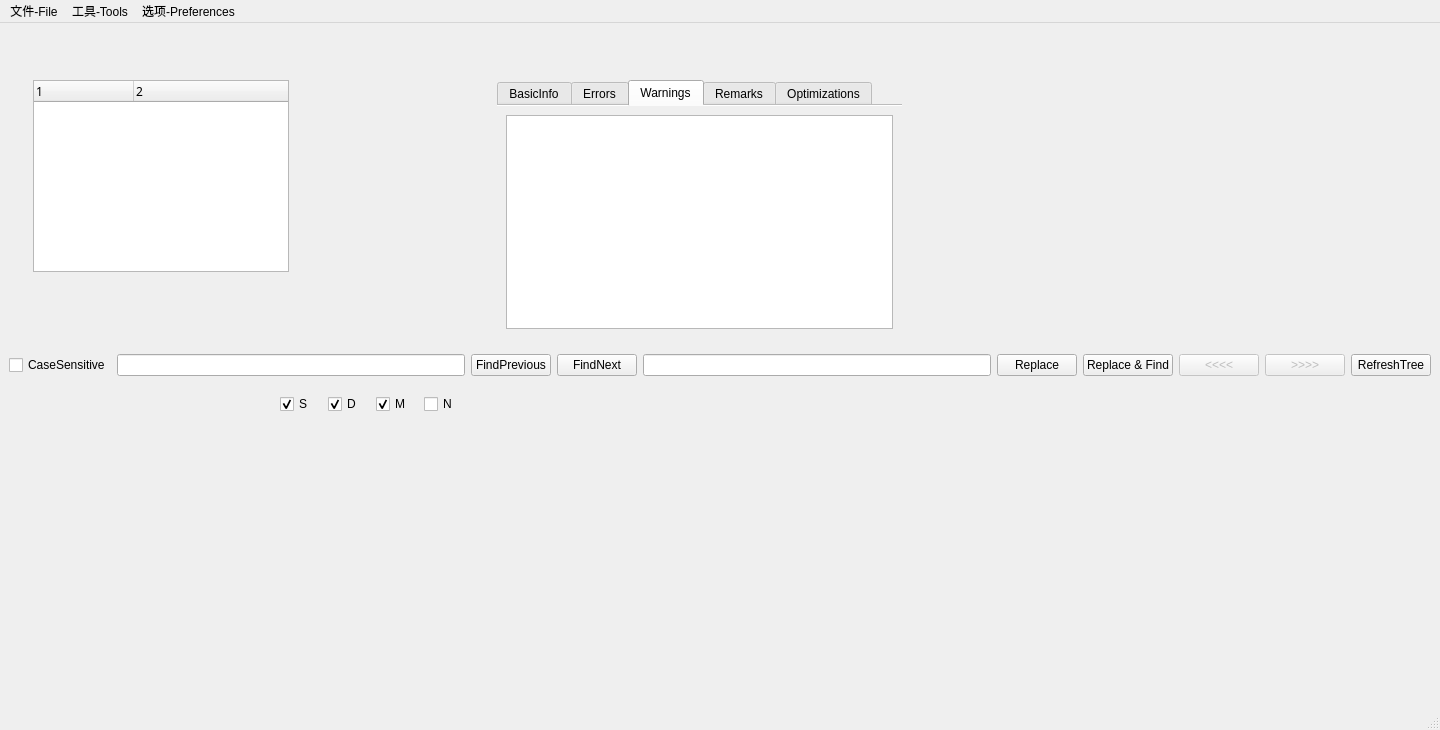
ic005k/Xiasl, file mainwindow.ui: the form before one commit.
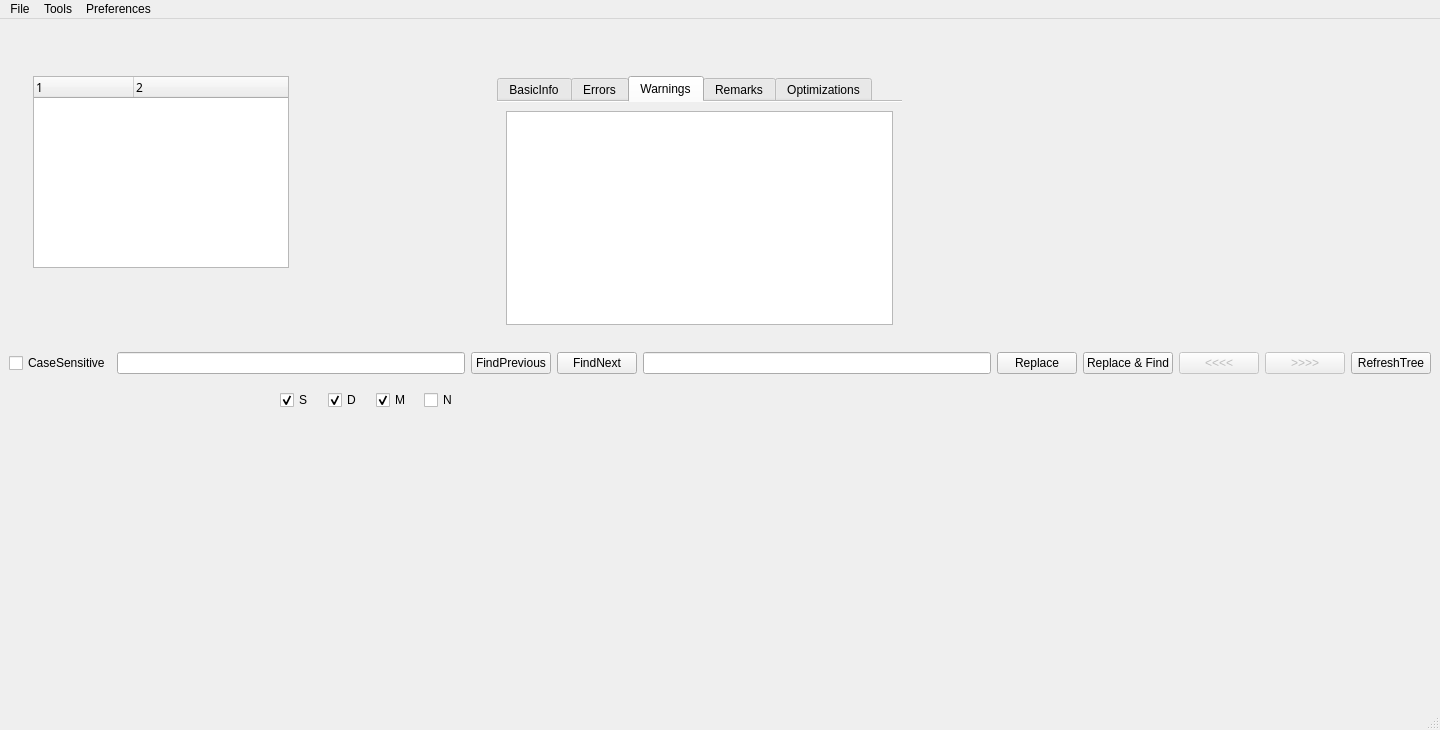
The form after the commit. Icons and pictures are not drawn.

What changed in the file:
```diff
--- a/mainwindow.ui
+++ b/mainwindow.ui
@@ -324,7 +324,7 @@
    </property>
    <widget class="QMenu" name="menu_File">
     <property name="title">
-     <string>文件-File</string>
+     <string>File</string>
     </property>
     <addaction name="actionOpen"/>
     <addaction name="actionSave"/>
@@ -336,7 +336,7 @@
    </widget>
    <widget class="QMenu" name="menu_Tools">
     <property name="title">
-     <string>工具-Tools</string>
+     <string>Tools</string>
     </property>
     <addaction name="actionGenerate"/>
     <addaction name="separator"/>
@@ -346,7 +346,7 @@
    </widget>
    <widget class="QMenu" name="menu_Preferences">
     <property name="title">
-     <string>选项-Preferences</string>
+     <string>Preferences</string>
     </property>
     <addaction name="actionFont_2"/>
     <addaction name="actionWrapWord"/>
```
Left out of the diff: 18 changed lines with no effect on the pictures.
